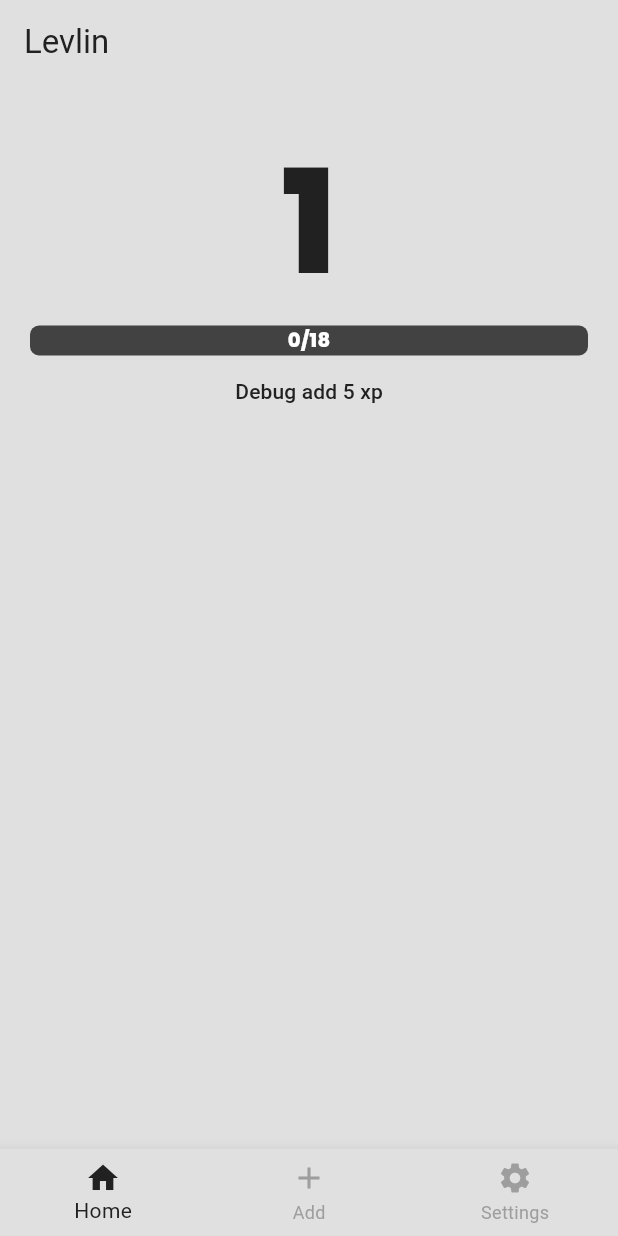
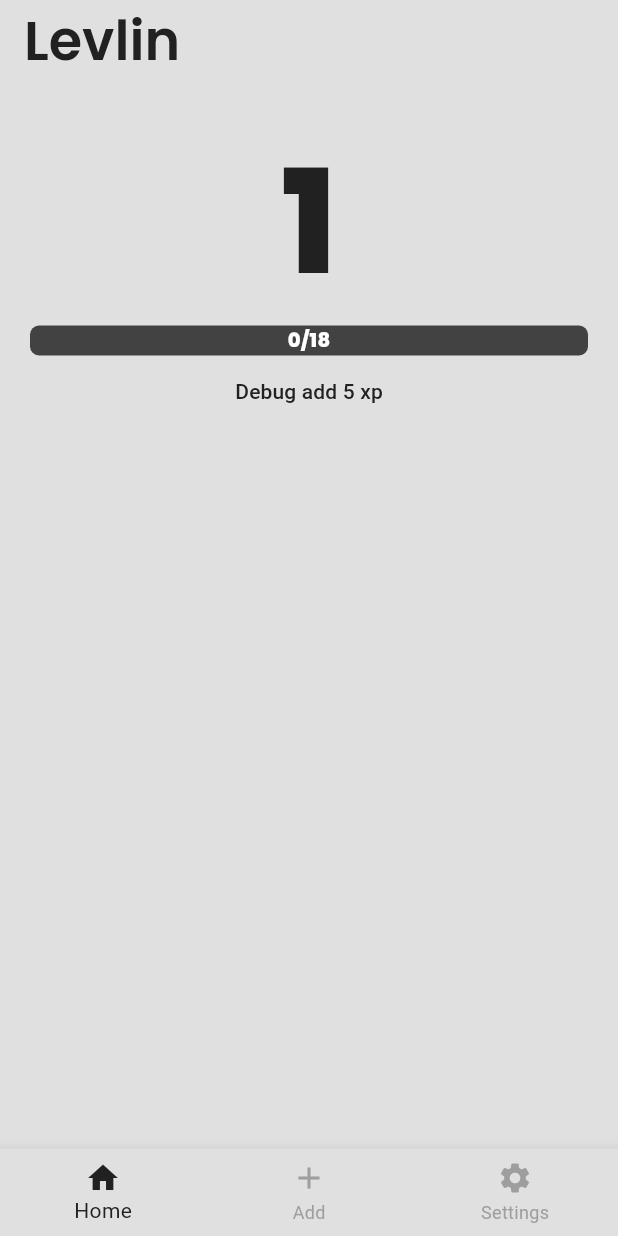
Before and after one commit to Notava1ble/levlin-flutter, a Flutter app: the screen it shows after launch, on a phone screen of 412 x 824 dp. Run offline on Flutter 3.47's test engine with Material 3 defaults, Android fonts, the light colour scheme and no system bars; our stand-ins replace google_fonts, isar; accounts and stored records are empty; generated files the repository leaves out were written again.

Commit message:
Add Google Fonts for improved app bar text styling and dynamic title

```diff
--- a/lib/main.dart
+++ b/lib/main.dart
@@ -1,4 +1,5 @@
 import 'package:flutter/material.dart';
+import 'package:google_fonts/google_fonts.dart';
 import 'package:levlin/database/quest_database.dart';
 import 'package:levlin/pages/add_page.dart';
 import 'package:levlin/pages/home_page.dart';
@@ -46,8 +47,16 @@ class _MainAppState extends State<MainApp> {
       home: Scaffold(
         appBar: AppBar(
           title: Text(
-            "Levlin",
-            style: TextStyle(color: questDatabase.theme.colorScheme.onSurface),
+            _selectedIndex == 0
+                ? "Levlin"
+                : _selectedIndex == 1
+                ? "Create Quest"
+                : "Settings",
+            style: GoogleFonts.poppins(
+              color: questDatabase.theme.colorScheme.onSurface,
+              fontSize: 36,
+              fontWeight: FontWeight.w600,
+            ),
           ),
           elevation: 0,
           backgroundColor: Colors.transparent,
```
